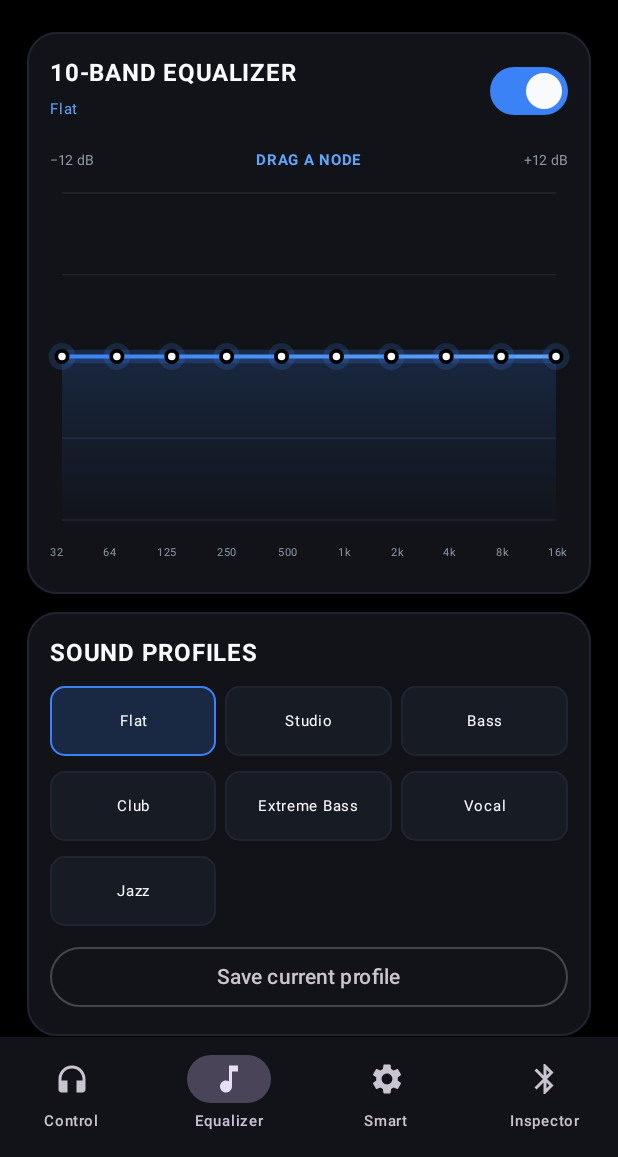
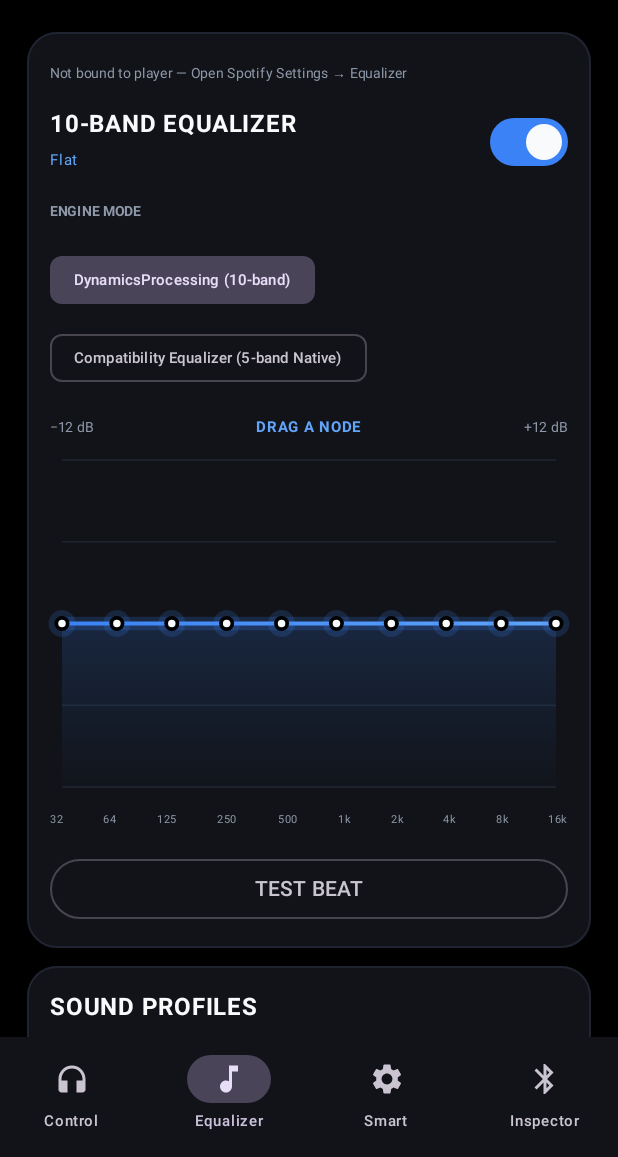
Before and after one commit to kensano-in/Broski, an Android app built with Jetpack Compose: the screen it shows after launch (MainActivity), item 2 of the bottom bar chosen, on a phone screen of 412 x 824 dp, the part 79-1236 px from its top. Run offline under Robolectric (Android 15) with nearby library versions, the phone set to English and light mode, and no system bars.

Commit message:
Fix Android audio, smart keys and RFCOMM diagnostics (0.3.2)

```diff
--- a/app/build.gradle.kts
+++ b/app/build.gradle.kts
@@ -12,8 +12,8 @@ android {
         applicationId = "com.verlyn.audio"
         minSdk = 26
         targetSdk = 35
-        versionCode = 8
-        versionName = "0.3.1"
+        versionCode = 9
+        versionName = "0.3.2"
     }
 
     buildFeatures { compose = true }
--- a/app/src/main/java/com/verlyn/audio/AirohaRaceClient.kt
+++ b/app/src/main/java/com/verlyn/audio/AirohaRaceClient.kt
@@ -118,7 +118,7 @@ class AirohaRaceClient(private val onLog: (String) -> Unit) {
                 socket = candidate.create()
                 socket.connect()
                 activeSocket = socket
-                onLog("RACE CONNECT success · " + candidate.label)
+                onLog(if (candidate.label.contains("channel 21", true)) "RFCOMM Ch 21 connected · " + candidate.label else "RFCOMM socket connected · " + candidate.label)
                 val input = socket.inputStream
                 val output = socket.outputStream
                 writeRequest(output, GET_NOISE_OPCODE, byteArrayOf(0x05, 0x00))
--- a/app/src/main/java/com/verlyn/audio/VerlynAudioEngine.kt
+++ b/app/src/main/java/com/verlyn/audio/VerlynAudioEngine.kt
@@ -26,6 +26,7 @@ class VerlynAudioEngine(
     @Volatile private var spatialEnabled = false
     @Volatile private var routeActive = false
     @Volatile private var lastConfig = EffectConfig()
+    @Volatile private var preferredEngine = "dynamics"
 
     private data class EffectConfig(
         val gains: FloatArray = FloatArray(10),
@@ -42,8 +43,22 @@ class VerlynAudioEngine(
     @Synchronized
     fun attachGlobal(gains: FloatArray, preamp: Float, eqEnabled: Boolean, limiterEnabled: Boolean, balance: Float = 0f) {
         lastConfig = EffectConfig(gains.copyOf(), preamp, eqEnabled, limiterEnabled, balance)
+        sessionPackages[0] = "Global Mix"
         attach(0, "Global Mix", lastConfig)
     }
+
+    @Synchronized
+    fun setEngineMode(mode: String) {
+        preferredEngine = if (mode.equals("native", true)) "native" else "dynamics"
+        val ids = (sessionPackages.keys + dynamics.keys + equalizers.keys).distinct()
+        ids.forEach { sessionId ->
+            val packageName = sessionPackages[sessionId] ?: if (sessionId == 0) "Global Mix" else "Unknown app"
+            attach(sessionId, packageName, lastConfig)
+        }
+        onStatus(statusForEffects())
+    }
+
+    fun currentEngineMode(): String = preferredEngine
 
     @Synchronized
     fun attachSession(
@@ -64,10 +79,14 @@ class VerlynAudioEngine(
     @Synchronized
     private fun attach(sessionId: Int, packageName: String, config: EffectConfig) {
         releaseSessionEffects(sessionId)
-        if (Build.VERSION.SDK_INT >= Build.VERSION_CODES.P) {
+        if (preferredEngine == "dynamics" && Build.VERSION.SDK_INT >= Build.VERSION_CODES.P) {
             try {
+                val preEqInUse = true
+                val limiterInUse = true
                 val preEq = buildEq(config.gains, config.eqEnabled)
+                preEq.setEnabled(true)
                 val postEq = buildEq(FloatArray(BAND_FREQUENCIES.size), true)
+                postEq.setEnabled(true)
                 val limiter = DynamicsProcessing.Limiter(
                     true, config.limiterEnabled, 0, 10f, 100f, 20f, -1f, 0f
                 )
@@ -76,10 +95,10 @@ class VerlynAudioEngine(
                 val builder = DynamicsProcessing.Config.Builder(
                     DynamicsProcessing.VARIANT_FAVOR_FREQUENCY_RESOLUTION,
                     2,
-                    true, BAND_FREQUENCIES.size,
+                    preEqInUse, BAND_FREQUENCIES.size,
                     true, BAND_FREQUENCIES.size,
                     false, 0,
-                    true
+                    limiterInUse
                 )
                     .setInputGainAllChannelsTo(config.preamp.coerceIn(-12f, 12f))
                     .setPreEqAllChannelsTo(preEq)
@@ -119,8 +138,8 @@ class VerlynAudioEngine(
                     DynamicsProcessing.EqBand(
                         true,
                         BAND_FREQUENCIES[index],
-                        gains.getOrElse(index) { 0f }.coerceIn(-12f, 12f)
-                    )
+                        (if (enabled) gains.getOrElse(index) { 0f } else 0f).coerceIn(-12f, 12f)
+                    ).also { band -> band.setEnabled(true) }
                 )
             }
         }
@@ -144,12 +163,12 @@ class VerlynAudioEngine(
             }
             applyLegacyEq(eq, config.gains, config.eqEnabled)
             eq.enabled = config.eqEnabled
-            if (!eq.enabled || !eq.hasControl()) {
+            if (eq.enabled != config.eqEnabled || !eq.hasControl()) {
                 eq.release()
                 throw IllegalStateException("Equalizer failed enabled/control check")
             }
             equalizers[sessionId] = eq
-            engineNames[sessionId] = "Android Equalizer"
+            engineNames[sessionId] = "Compatibility Equalizer (" + eq.numberOfBands + "-band Native)"
             applyAuxEffects(sessionId)
             true
         }.getOrDefault(false)
@@ -248,18 +267,16 @@ class VerlynAudioEngine(
     }
 
     private fun applyAuxEffects(sessionId: Int) {
-        if (bassBoostEnabled) {
         runCatching {
             val bass = bassEffects[sessionId] ?: BassBoost(0, sessionId).also { bassEffects[sessionId] = it }
             if (!bass.hasControl()) throw IllegalStateException("BassBoost hasControl=false")
-                bass.setStrength(900.toShort())
-                bass.enabled = true
-                if (!bass.enabled || !bass.hasControl()) throw IllegalStateException("BassBoost failed enabled/control check")
+            if (bassBoostEnabled) bass.setStrength(900.toShort())
+            bass.enabled = bassBoostEnabled
+            if (bass.enabled != bassBoostEnabled || !bass.hasControl()) throw IllegalStateException("BassBoost failed enabled/control check")
         }.onFailure {
             bassEffects.remove(sessionId)?.let { effect -> runCatching { effect.release() } }
             onStatus("Session $sessionId · BassBoost unavailable: " + (it.message ?: "no control"))
         }
-        } else bassEffects.remove(sessionId)?.let { runCatching { it.release() } }
 
         if (spatialEnabled) {
             runCatching {
--- a/app/src/main/java/com/verlyn/audio/VerlynPremiumUi.kt
+++ b/app/src/main/java/com/verlyn/audio/VerlynPremiumUi.kt
@@ -182,6 +182,7 @@ private fun ControlTab(s: VerlynProUiState, a: VerlynProUiActions) {
                     }
                 }
             }
+            Text(s.noiseStatus.ifBlank { "No RFCOMM attempt yet" }, color = VMuted, fontSize = 9.sp)
         }
         PremiumCard {
             Text("QUICK AUDIO", fontWeight = FontWeight.Bold)
@@ -201,12 +202,23 @@ private fun EqualizerTab(s: VerlynProUiState, a: VerlynProUiActions) {
     val haptic = LocalHapticFeedback.current
     Column(Modifier.fillMaxSize().verticalScroll(rememberScrollState()).padding(bottom = 18.dp), verticalArrangement = Arrangement.spacedBy(12.dp)) {
         PremiumCard {
+            Text(
+                s.audioSessionBindings.firstOrNull()?.let { "Bound: " + it + " · Active" }
+                    ?: "Not bound to player — Open Spotify Settings → Equalizer",
+                color = if (s.audioSessionBindings.isNotEmpty()) VGreen else VMuted,
+                fontSize = 9.sp
+            )
             Row(verticalAlignment = Alignment.CenterVertically) {
                 Column(Modifier.weight(1f)) {
                     Text("10-BAND EQUALIZER", fontWeight = FontWeight.Bold)
                     Text(s.selectedPreset, color = VBlueLight, fontSize = 10.sp)
                 }
                 Switch(s.eqEnabled, a.onEqEnabledChange)
+            }
+            Text("ENGINE MODE", color = VMuted, fontSize = 9.sp, fontWeight = FontWeight.Bold)
+            Column(verticalArrangement = Arrangement.spacedBy(4.dp)) {
+                FilterChip(selected = s.engineMode == "dynamics", onClick = { a.onEngineModeChange("dynamics") }, label = { Text("DynamicsProcessing (10-band)", fontSize = 10.sp) })
+                FilterChip(selected = s.engineMode == "native", onClick = { a.onEngineModeChange("native") }, label = { Text("Compatibility Equalizer (5-band Native)", fontSize = 10.sp) })
             }
             Row(Modifier.fillMaxWidth(), horizontalArrangement = Arrangement.SpaceBetween) {
                 Text("−12 dB", color = VMuted, fontSize = 9.sp)
@@ -222,6 +234,10 @@ private fun EqualizerTab(s: VerlynProUiState, a: VerlynProUiActions) {
             Row(Modifier.fillMaxWidth(), horizontalArrangement = Arrangement.SpaceBetween) {
                 listOf("32", "64", "125", "250", "500", "1k", "2k", "4k", "8k", "16k").forEach { Text(it, color = VMuted, fontSize = 7.sp) }
             }
+            OutlinedButton(onClick = a.onTestEq, modifier = Modifier.fillMaxWidth()) {
+                Text(if (s.testAudioStatus.contains("playing", true)) "STOP TEST BEAT" else "TEST BEAT")
+            }
+            if (s.testAudioStatus.isNotBlank()) Text(s.testAudioStatus, color = VMuted, fontSize = 9.sp)
         }
         PremiumCard {
             Text("SOUND PROFILES", fontWeight = FontWeight.Bold)
@@ -259,12 +275,6 @@ private fun EqualizerTab(s: VerlynProUiState, a: VerlynProUiActions) {
                 s.audioSessionBindings.forEach { binding ->
                     Text("Bound to " + binding, color = VBlueLight, fontSize = 9.sp)
                 }
-            }
-            OutlinedButton(onClick = a.onTestEq, modifier = Modifier.fillMaxWidth()) {
-                Text("PLAY TEST AUDIO")
-            }
-            if (s.testAudioStatus.isNotBlank()) {
-                Text(s.testAudioStatus, color = VMuted, fontSize = 9.sp)
             }
         }
     }
@@ -390,6 +400,34 @@ private fun InspectorTab(s: VerlynProUiState, a: VerlynProUiActions) {
                 Text("Power off headset")
             }
         }
+        PremiumCard {
+            Text("RFCOMM HEX SENDER", color = VBlueLight, fontWeight = FontWeight.Bold, fontSize = 10.sp)
+            Row(horizontalArrangement = Arrangement.spacedBy(6.dp)) {
+                FilterChip(
+                    selected = s.manualRfcommTargetUuid == ClassicRfcommEngine.JBL_VENDOR_UUID.toString(),
+                    onClick = { a.onManualRfcommTargetChange(ClassicRfcommEngine.JBL_VENDOR_UUID.toString()) },
+                    label = { Text("JBL Vendor SPP", fontSize = 9.sp) }
+                )
+                FilterChip(
+                    selected = s.manualRfcommTargetUuid == ClassicRfcommEngine.AIROHA_RFCOMM_CANDIDATE_UUID.toString(),
+                    onClick = { a.onManualRfcommTargetChange(ClassicRfcommEngine.AIROHA_RFCOMM_CANDIDATE_UUID.toString()) },
+                    label = { Text("Airoha RACE", fontSize = 9.sp) }
+                )
+            }
+            OutlinedTextField(
+                value = s.manualRfcommHex,
+                onValueChange = a.onManualRfcommHexChange,
+                label = { Text("HCI-captured frame hex") },
+                modifier = Modifier.fillMaxWidth(),
+                minLines = 2
+            )
+            Text("Paste exact bytes from the Bluetooth HCI capture. No ANC payloads are preloaded.", color = VMuted, fontSize = 9.sp)
+            Text("RFCOMM: " + s.rfcommState, color = VMuted, fontSize = 9.sp)
+            Row(horizontalArrangement = Arrangement.spacedBy(8.dp)) {
+                OutlinedButton(onClick = { a.onRfcommConnect(s.manualRfcommTargetUuid) }, modifier = Modifier.weight(1f)) { Text("CONNECT") }
+                Button(onClick = a.onSendRfcommHex, modifier = Modifier.weight(1f)) { Text("SEND HEX") }
+            }
+        }
         if (s.classicSdpUuids.isNotEmpty()) PremiumCard {
             Text("CLASSIC SERVICE UUIDS", color = VBlueLight, fontWeight = FontWeight.Bold, fontSize = 10.sp)
             s.classicSdpUuids.forEach { Text(it, color = VMuted, fontSize = 9.sp) }
--- a/app/src/main/java/com/verlyn/audio/VerlynProUi.kt
+++ b/app/src/main/java/com/verlyn/audio/VerlynProUi.kt
@@ -89,7 +89,10 @@ data class VerlynProUiState(
     val raceLog: List<String> = emptyList(),
     val ttsStatus: String = "TTS initializing",
     val testAudioStatus: String = "",
-    val smartKeyStatus: String = "Waiting for volume-key input"
+    val smartKeyStatus: String = "Waiting for volume-key input",
+    val engineMode: String = "dynamics",
+    val manualRfcommTargetUuid: String = ClassicRfcommEngine.JBL_VENDOR_UUID.toString(),
+    val manualRfcommHex: String = ""
 )
 
 data class VerlynProUiActions(
@@ -123,7 +126,11 @@ data class VerlynProUiActions(
     val onSpatialChange: (Boolean) -> Unit = {},
     val onClarityChange: (Float) -> Unit = {},
     val onTestEq: () -> Unit = {},
-    val onPowerOffHeadset: () -> Unit = {}
+    val onPowerOffHeadset: () -> Unit = {},
+    val onEngineModeChange: (String) -> Unit = {},
+    val onManualRfcommTargetChange: (String) -> Unit = {},
+    val onManualRfcommHexChange: (String) -> Unit = {},
+    val onSendRfcommHex: () -> Unit = {}
 )
 
 private data class TriggerSlot(val id: String, val title: String, val defaultAction: String)
--- a/app/src/main/java/com/verlyn/audio/VoiceAnnouncer.kt
+++ b/app/src/main/java/com/verlyn/audio/VoiceAnnouncer.kt
@@ -5,6 +5,7 @@ import android.media.AudioAttributes
 import android.media.AudioFocusRequest
 import android.media.AudioManager
 import android.os.Build
+import android.os.Bundle
 import android.speech.tts.TextToSpeech
 import android.speech.tts.UtteranceProgressListener
 import java.util.Locale
@@ -103,7 +104,10 @@ class VoiceAnnouncer(
             setStatus("TTS audio focus denied · code " + focusResult)
             return false
         }
-        val result = tts.speak(message, TextToSpeech.QUEUE_FLUSH, null, "verlyn-" + System.nanoTime())
+        val params = Bundle().apply {
+            putInt(TextToSpeech.Engine.KEY_PARAM_STREAM, AudioManager.STREAM_MUSIC)
+        }
+        val result = tts.speak(message, TextToSpeech.QUEUE_FLUSH, params, "verlyn-" + System.nanoTime())
         if (result == TextToSpeech.ERROR) {
             setStatus("TTS speak request rejected")
             abandonFocus()
```
Also changed, not shown: app/src/main/AndroidManifest.xml (+6 -9 lines), app/src/main/java/com/verlyn/audio/ClassicRfcommEngine.kt (+24 -0 lines), app/src/main/java/com/verlyn/audio/EqTestAudioPlayer.kt (+15 -15 lines), app/src/main/java/com/verlyn/audio/MainActivity.kt (+83 -6 lines), app/src/main/java/com/verlyn/audio/VerlynConnectionService.kt (+9 -4 lines), app/src/main/java/com/verlyn/audio/VerlynSmartButtonService.kt (+9 -8 lines). Lines whose indentation alone changed are shown as unchanged.
